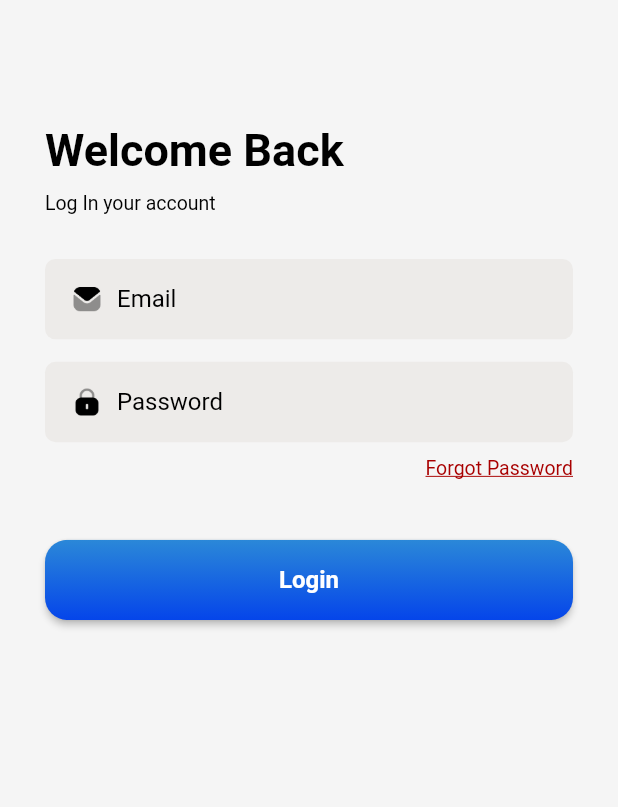
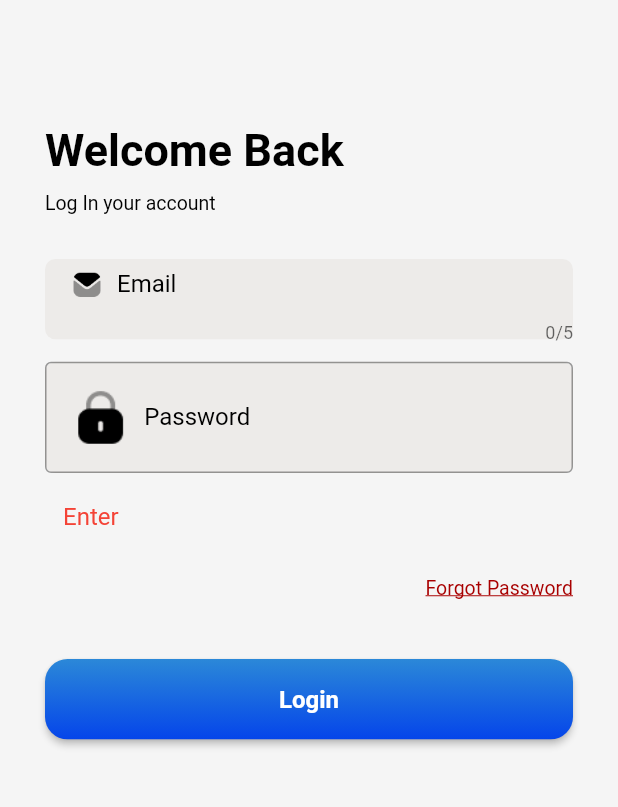
Before and after one commit to TonyoGodson/Eso-e, a Flutter app: the screen it shows after launch, on a phone screen of 412 x 824 dp, the part 80-887 px from its top. Run offline on Flutter 3.47's test engine with Material 2 defaults, Android fonts, the phone set to English and light mode, and no system bars; our stand-ins replace flutter_svg, fluttertoast, get, image_picker, percent_indicator, syncfusion_flutter_datepicker.

Commit message:
various features modified

```diff
--- a/lib/screens/dashboard/bottom_nav_screens/dashboard_screen.dart
+++ b/lib/screens/dashboard/bottom_nav_screens/dashboard_screen.dart
@@ -205,7 +205,7 @@ class _DashBoardScreenState extends State<DashBoardScreen> {
                         context: context,
                         builder: (BuildContext context){
                           return  AlertDialog(
-                            title: Container(
+                            title: SizedBox(
                               width: double.maxFinite,
                               height: 318.0,
                               child:  Column(
--- a/lib/screens/login_account/login_screen.dart
+++ b/lib/screens/login_account/login_screen.dart
@@ -46,6 +46,7 @@ class _LoginScreenState extends State<LoginScreen> {
                      color: const Color(0xFFEDEBE9)
                    ),
                    child: TextFormField(
+                     maxLength: 5,
                      decoration: InputDecoration(
                        border: InputBorder.none,
                        prefixIcon: Container(
@@ -69,7 +70,7 @@ class _LoginScreenState extends State<LoginScreen> {
                  const SizedBox(height: 15.0,),
                  Container(
                    width: MediaQuery.of(context).size.width,
-                   height: MediaQuery.of(context).size.width*.13,
+                   height: MediaQuery.of(context).size.width*.18,
                    decoration: BoxDecoration(
                        shape: BoxShape.rectangle,
                        borderRadius: BorderRadius.circular(7),
@@ -77,17 +78,24 @@ class _LoginScreenState extends State<LoginScreen> {
                    ),
                    child: TextFormField(
                      obscureText: true,
+                     maxLength: 10,
                      decoration: InputDecoration(
-                       border: InputBorder.none,
+                       border: OutlineInputBorder(
+                           borderSide: BorderSide(
+                             color: Colors.grey, // Adjust the border color as needed
+                             width: 5.0, // Adjust the border width as needed
+                           ),
+                       ),
                        prefixIcon: Container(
                          padding: const EdgeInsets.fromLTRB(16, 16, 8, 16),
                          child: Image.asset('asset/png_icons/lock.png',),
                        ),
-                       contentPadding: EdgeInsets.only(top: 8, bottom: 10),
+                       contentPadding: EdgeInsets.only(top: 5, bottom: 10),
                        labelText: 'Password',
                        labelStyle: TextStyle(color: Colors.black),
                        hintText: 'Password',
                        hintStyle: TextStyle(color: Colors.black),
+                       counter: const SizedBox(),
                      ),
                      validator: (value) {
                        if (value == null || value.isEmpty) {
@@ -95,6 +103,27 @@ class _LoginScreenState extends State<LoginScreen> {
                        }
                        return null;
                      },
+                   ),
+                 ),
+                 const TextField(
+                   cursorColor: Colors.white,
+                   decoration: InputDecoration(
+                     filled: false,
+                     fillColor: Colors.red,
+                     focusedBorder: OutlineInputBorder(
+                       borderSide: BorderSide(
+                         color: Colors.transparent,
+                         width: 5.0
+                       )
+                     ),
+                     enabledBorder: OutlineInputBorder(
+                       borderSide: BorderSide(
+                         color: Colors.transparent,
+                       )
+                     ),
+                     labelText: "Enter",
+                     labelStyle: TextStyle(color: Colors.red),
+                     hintText: "Here"
                    ),
                  ),
                  const SizedBox(height: 10.0,),
--- a/lib/screens/widgets/custom_dropdown.dart
+++ b/lib/screens/widgets/custom_dropdown.dart
@@ -1,5 +1,6 @@
 
 
+import 'package:eso_e/utils/utils.dart';
 import 'package:flutter/material.dart';
 
 
@@ -84,6 +85,7 @@ class DropdownWidget extends StatefulWidget {
 }
 
 class _DropdownWidgetState extends State<DropdownWidget> {
+  late String selected;
   @override
   Widget build(BuildContext context) {
     return Padding(
@@ -106,6 +108,9 @@ class _DropdownWidgetState extends State<DropdownWidget> {
             onChanged: (newValue){
               setState(() {
                 widget.valueChoose = newValue;
+                debugPrint("Client Sector is $newValue");
+                selected = newValue.toString();
+                debugPrint("Selected is $selected");
               });
             },
             items: widget.listItem.map((valueItem) {
```
Also changed, not shown: lib/screens/create_customer/personal_information.dart (+9 -1 lines), lib/screens/widgets/all.dart (added, +80 -0 lines), lib/screens/widgets/custom_date_picker.dart (+6 -1 lines), lib/screens/widgets/custom_textfield.dart (+56 -0 lines), lib/screens/widgets/nav_drawer.dart (+36 -17 lines), 7 other files.
